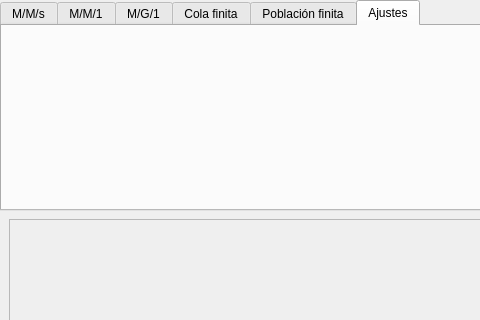
This is gui/app.ui in juanig98/simuladorColas as Qt 5 draws it before an edit; both pictures show x 0 to 480 and y 0 to 320 of the 869 by 596 pixel window. The edited form follows.
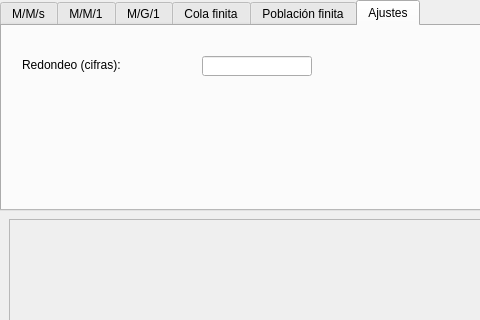
This is the edited form. The open tabs and pages were chosen to show the change.

Patch:
```diff
--- a/gui/app.ui
+++ b/gui/app.ui
@@ -624,6 +624,29 @@
      <attribute name="title">
       <string>Ajustes</string>
      </attribute>
+     <widget class="QLabel" name="label_settings_round">
+      <property name="geometry">
+       <rect>
+        <x>20</x>
+        <y>30</y>
+        <width>111</width>
+        <height>18</height>
+       </rect>
+      </property>
+      <property name="text">
+       <string>Redondeo (cifras):</string>
+      </property>
+     </widget>
+     <widget class="QLineEdit" name="input_settings_round">
+      <property name="geometry">
+       <rect>
+        <x>200</x>
+        <y>30</y>
+        <width>110</width>
+        <height>20</height>
+       </rect>
+      </property>
+     </widget>
     </widget>
    </widget>
    <widget class="QFrame" name="frame_results">
```
Left out of the diff: 4 changed lines with no effect on the pictures.
